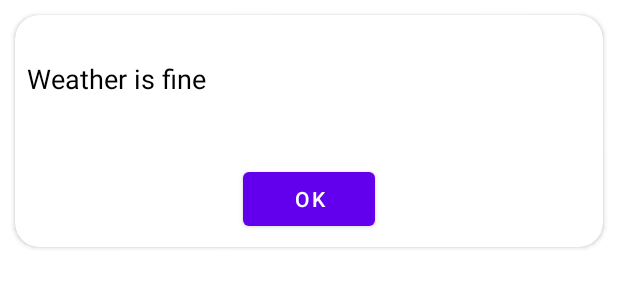
After one commit to somia213/WeatherForecastApp, an Android app: the layout alert_display.xml on its own in the app's theme, with its tools: preview values and no code run, on a phone screen of 412 x 824 dp. The commit adds this screen. Shown: the top 300 px of the screen. Run offline under Robolectric (Android 15) with nearby library versions, the phone set to English and light mode, and no system bars.

Commit message:
make worker for handle alert

```diff
--- a/app/build.gradle.kts
+++ b/app/build.gradle.kts
@@ -91,6 +91,9 @@ dependencies {
 
     //glide
     implementation ("com.github.bumptech.glide:glide:4.16.0")
+
+    //Work Manager
+    implementation ("androidx.work:work-runtime-ktx:2.8.0")
 }
 
 secrets {
--- /dev/null
+++ b/app/src/main/res/drawable/notifcation.xml
@@ -0,0 +1,5 @@
+<vector android:height="24dp" android:tint="#1C11B1"
+    android:viewportHeight="24" android:viewportWidth="24"
+    android:width="24dp" xmlns:android="http://schemas.android.com/apk/res/android">
+    <path android:fillColor="@android:color/white" android:pathData="M7.58,4.08L6.15,2.65C3.75,4.48 2.17,7.3 2.03,10.5h2c0.15,-2.65 1.51,-4.97 3.55,-6.42zM19.97,10.5h2c-0.15,-3.2 -1.73,-6.02 -4.12,-7.85l-1.42,1.43c2.02,1.45 3.39,3.77 3.54,6.42zM18,11c0,-3.07 -1.64,-5.64 -4.5,-6.32L13.5,4c0,-0.83 -0.67,-1.5 -1.5,-1.5s-1.5,0.67 -1.5,1.5v0.68C7.63,5.36 6,7.92 6,11v5l-2,2v1h16v-1l-2,-2v-5zM12,22c0.14,0 0.27,-0.01 0.4,-0.04 0.65,-0.14 1.18,-0.58 1.44,-1.18 0.1,-0.24 0.15,-0.5 0.15,-0.78h-4c0.01,1.1 0.9,2 2.01,2z"/>
+</vector>
--- /dev/null
+++ b/app/src/main/res/layout/alert_display.xml
@@ -0,0 +1,47 @@
+<?xml version="1.0" encoding="utf-8"?>
+<androidx.cardview.widget.CardView xmlns:android="http://schemas.android.com/apk/res/android"
+    xmlns:app="http://schemas.android.com/apk/res-auto"
+    xmlns:tools="http://schemas.android.com/tools"
+    android:layout_width="match_parent"
+    android:layout_margin="10dp"
+    android:layout_height="wrap_content"
+    app:cardCornerRadius="16dp">
+
+    <androidx.constraintlayout.widget.ConstraintLayout
+        android:layout_width="match_parent"
+        android:layout_height="wrap_content"
+        android:padding="8dp">
+
+
+        <Button
+            android:id="@+id/btn_ok"
+            android:layout_width="wrap_content"
+            android:layout_height="wrap_content"
+            android:layout_marginTop="44dp"
+            app:layout_constraintEnd_toEndOf="@+id/text_description"
+            app:layout_constraintStart_toStartOf="parent"
+            app:layout_constraintTop_toBottomOf="@+id/text_description"
+            tools:text="@string/oh_btn" />
+
+        <TextView
+            android:id="@+id/text_description"
+            android:layout_width="0dp"
+            android:layout_height="wrap_content"
+            android:layout_marginTop="22dp"
+            android:ellipsize="end"
+            android:lines="1"
+            android:textColor="@color/black"
+            android:textSize="18sp"
+            app:layout_constraintEnd_toEndOf="parent"
+            app:layout_constraintStart_toStartOf="parent"
+            app:layout_constraintTop_toTopOf="parent"
+            tools:text="Weather is fine" />
+
+        <androidx.constraintlayout.widget.Barrier
+            android:id="@+id/barrier2"
+            android:layout_width="wrap_content"
+            android:layout_height="wrap_content"
+            app:barrierDirection="top" />
+
+    </androidx.constraintlayout.widget.ConstraintLayout>
+</androidx.cardview.widget.CardView>
--- a/app/src/main/res/values-night/strings.xml
+++ b/app/src/main/res/values-night/strings.xml
@@ -36,4 +36,5 @@
     <string name="alertsetting">Alert Settings</string>
     <string name="Notification">Notification</string>
     <string name="alertDailog">Alert Dailog</string>
+    <string name="oh_btn">Ok</string>
 </resources>
--- a/app/src/main/res/values/strings.xml
+++ b/app/src/main/res/values/strings.xml
@@ -46,4 +46,5 @@
     <string name="Notification">Notification</string>
     <string name="alertDailog">Alert Dailog</string>
     <string name="displayOnTop">Display on top</string>
+    <string name="oh_btn">Ok</string>
 </resources>
```
Also changed, not shown: app/src/main/AndroidManifest.xml (+10 -7 lines), app/src/main/java/com/example/wheatherapp/ui/alert/services/AlertPeriodicWorkManager.kt (added, +101 -0 lines), app/src/main/java/com/example/wheatherapp/ui/alert/services/AlertService.kt (added, +108 -0 lines), app/src/main/java/com/example/wheatherapp/ui/alert/services/AlertWindowManager.kt (added, +66 -0 lines), app/src/main/java/com/example/wheatherapp/ui/alert/services/OneTimeWorkManager.kt (added, +28 -0 lines), app/src/main/java/com/example/wheatherapp/ui/alert/view/AlertFragment.kt (+15 -2 lines), app/src/main/java/com/example/wheatherapp/ui/alert/view/Alert_dialogFragment.kt (+33 -0 lines), 1 other file.
